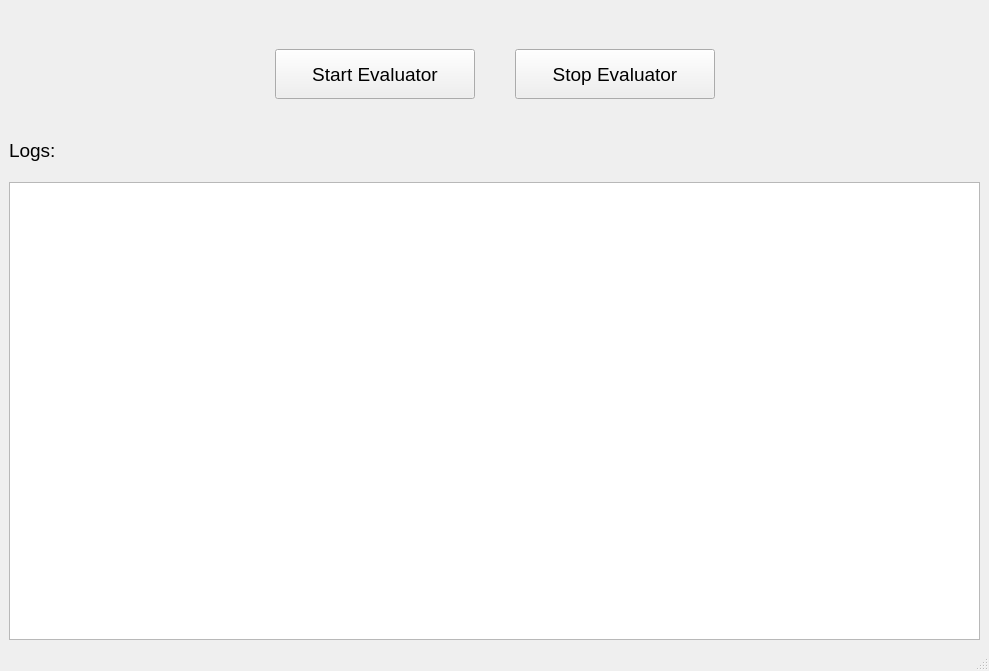
This is source/ui/heimdall_0.2.ui in Heimdall-Framework/heimdall-framework as Qt 5 draws it before an edit. The edited form follows.
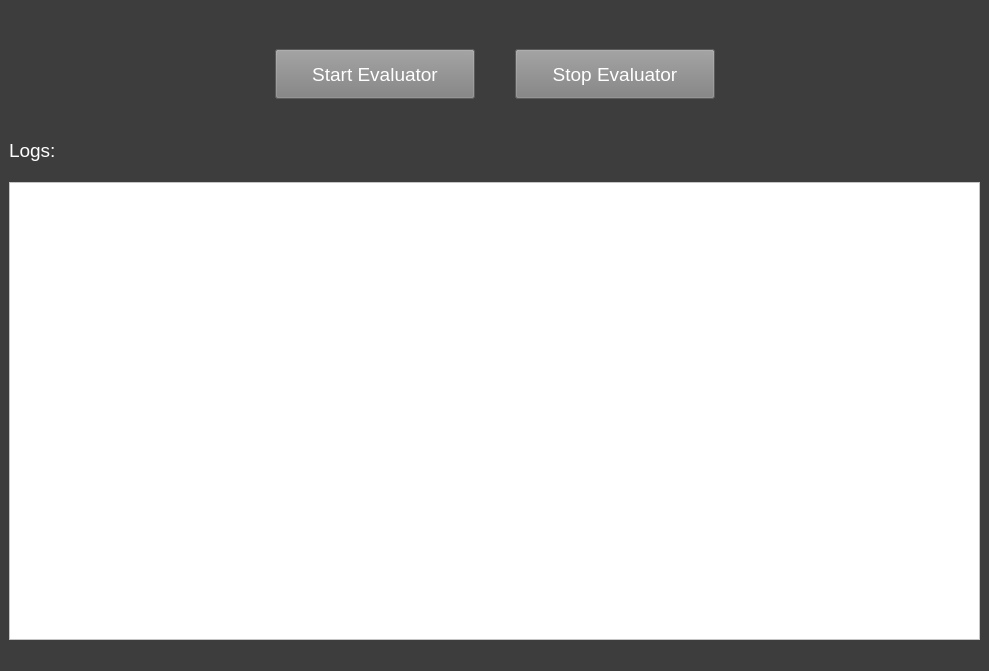
This is the edited form. Icons and pictures are not drawn.

Diff of the .ui file:
```diff
--- a/source/ui/heimdall_0.2.ui
+++ b/source/ui/heimdall_0.2.ui
@@ -16,6 +16,9 @@
   <property name="windowTitle">
    <string>USB Threat Evaluator</string>
   </property>
+  <property name="styleSheet">
+   <string notr="true">background-color: rgba(61, 61, 61, 253)</string>
+  </property>
   <property name="tabShape">
    <enum>QTabWidget::Triangular</enum>
   </property>
@@ -46,6 +49,9 @@
           <pointsize>14</pointsize>
          </font>
         </property>
+        <property name="styleSheet">
+         <string notr="true">color: white;</string>
+        </property>
         <property name="text">
          <string>Logs:</string>
         </property>
@@ -112,6 +118,11 @@
           <pointsize>14</pointsize>
          </font>
         </property>
+        <property name="styleSheet">
+         <string notr="true">background: grey;
+color: white;
+</string>
+        </property>
         <property name="text">
          <string>Start Evaluator</string>
         </property>
@@ -136,6 +147,10 @@
           <pointsize>14</pointsize>
          </font>
         </property>
+        <property name="styleSheet">
+         <string notr="true">background: grey;
+color: white;</string>
+        </property>
         <property name="text">
          <string>Stop Evaluator</string>
         </property>
@@ -148,6 +163,9 @@
           <pointsize>12</pointsize>
          </font>
         </property>
+        <property name="styleSheet">
+         <string notr="true">background: white</string>
+        </property>
         <property name="readOnly">
          <bool>true</bool>
         </property>
```
